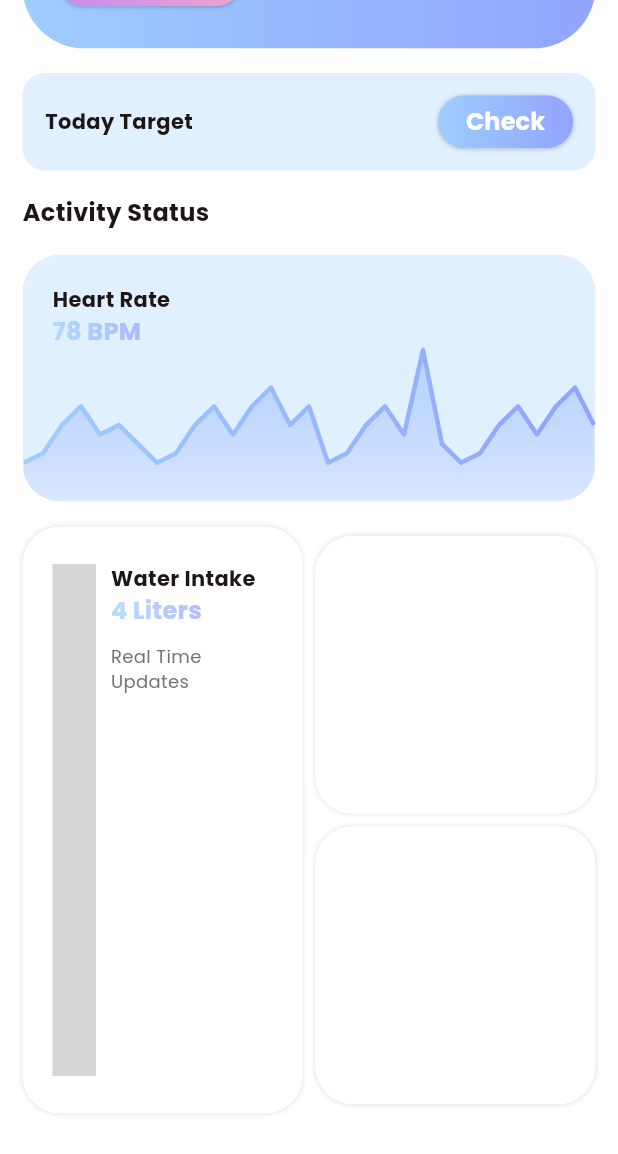
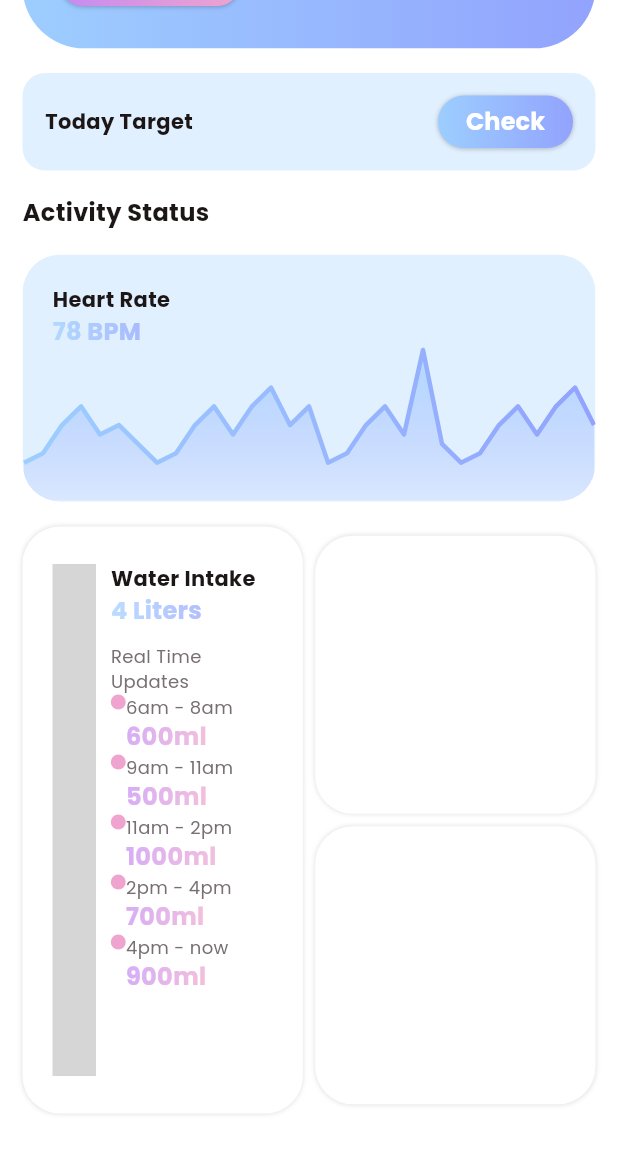
Before and after one commit to sdhaputhanthrie/Fitness-App, a Flutter app: the HomeView screen opened directly, scrolled down 234 dp, on a phone screen of 412 x 824 dp. Shown: the top 1154 px of the screen. Run offline on Flutter 3.47's test engine with Material 3 defaults, Android fonts, the phone set to English and light mode, and no system bars; drawn by our look-alikes of fl_chart; our stand-ins replace carousel_slider; missing offline and left inert: simple_animation_progress_bar; grey boxes are pictures that could not be loaded.

Commit message:
update the file

```diff
--- a/lib/view/home/home_view.dart
+++ b/lib/view/home/home_view.dart
@@ -512,8 +512,59 @@ class _HomeViewState extends State<HomeView> {
                                     ),
                                   ),
                                   Column(
+                                     crossAxisAlignment: CrossAxisAlignment.start,
                                     children: WaterArr.map((wObj) {
-                                      return Row(children: []);
+                                      return Row(
+                                        crossAxisAlignment: CrossAxisAlignment.start,
+                                        children: [
+                                            Column(
+                                          mainAxisAlignment: MainAxisAlignment.start,
+                                          crossAxisAlignment: CrossAxisAlignment.start,
+                                          children: [
+                                            Container(width: 10, height: 10, decoration: BoxDecoration(color: TColor.secondaryColor2, borderRadius: BorderRadius.circular(5)),)
+                                          ]),
+
+                                        Column(
+                                          mainAxisAlignment: MainAxisAlignment.start,
+                                          crossAxisAlignment: CrossAxisAlignment.start,
+                                          children: [
+
+                                  Text(
+                                    wObj["title"].toString(),
+                                    style: TextStyle(
+                                      color: TColor.gray,
+                                      fontSize: 12,
+                                    ),
+                                    ),
+                                     ShaderMask(
+                                    blendMode: BlendMode.srcIn,
+                                    shaderCallback: (bounds) {
+                                      return LinearGradient(
+                                        colors: TColor.secondaryG,
+                                        begin: Alignment.centerLeft,
+                                        end: Alignment.centerRight,
+                                      ).createShader(
+                                        Rect.fromLTRB(
+                                          0,
+                                          0,
+                                          bounds.width,
+                                          bounds.height,
+                                        ),
+                                      );
+                                    },
+
+                                    child: Text(
+                                      wObj["subtitle"].toString(),
+                                      style: TextStyle(
+                                        color: TColor.white.withOpacity(0.7),
+                                        fontWeight: FontWeight.w700,
+                                        fontSize: 16,
+                                      ),
+                                    ),
+                                  ),
+
+                                        ],)
+                                      ]);
                                     }).toList(),
                                   ),
                                 ],
```
